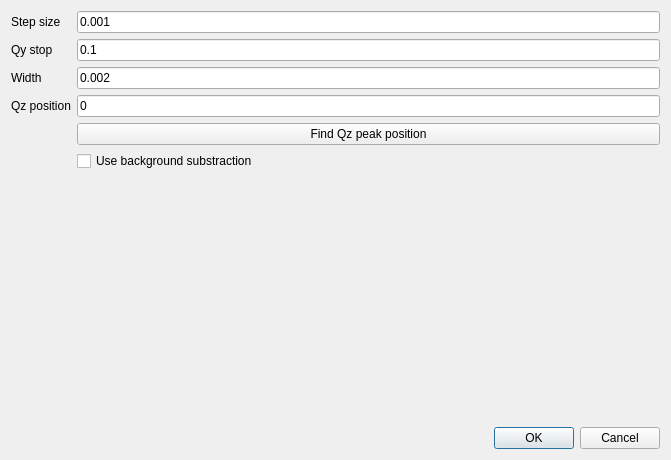
The window that fwhmscan_window.ui (sstendahl/GIScan) describes before a commit, drawn with Qt 5.
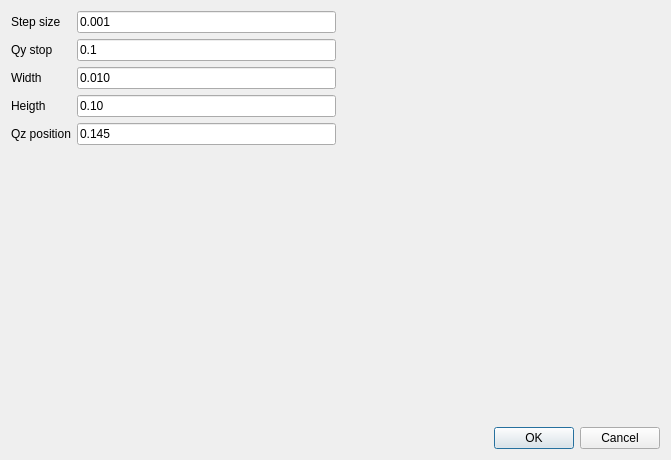
The same window after the commit.

```diff
--- a/fwhmscan_window.ui
+++ b/fwhmscan_window.ui
@@ -25,7 +25,7 @@
     </widget>
    </item>
    <item row="0" column="1">
-    <layout class="QHBoxLayout" name="horizontalLayout">
+    <layout class="QHBoxLayout" name="horizontalLayout" stretch="10,10">
      <item>
       <layout class="QGridLayout" name="gridLayout_3">
        <item row="1" column="0">
@@ -42,10 +42,10 @@
          </property>
         </widget>
        </item>
-       <item row="3" column="2">
-        <widget class="QLineEdit" name="lineEdit_3">
+       <item row="4" column="2">
+        <widget class="QLineEdit" name="qz_pos_entry">
          <property name="text">
-          <string>0</string>
+          <string>0.145</string>
          </property>
         </widget>
        </item>
@@ -56,7 +56,7 @@
          </property>
         </widget>
        </item>
-       <item row="3" column="0">
+       <item row="4" column="0">
         <widget class="QLabel" name="label_3">
          <property name="text">
           <string>Qz position</string>
@@ -70,16 +70,23 @@
          </property>
         </widget>
        </item>
-       <item row="5" column="2">
+       <item row="2" column="2">
+        <widget class="QLineEdit" name="width_entry">
+         <property name="text">
+          <string>0.010</string>
+         </property>
+        </widget>
+       </item>
+       <item row="2" column="0">
+        <widget class="QLabel" name="label_4">
+         <property name="text">
+          <string>Width</string>
+         </property>
+        </widget>
+       </item>
+       <item row="6" column="2">
         <layout class="QGridLayout" name="gridLayout_4">
-         <item row="2" column="0">
-          <widget class="QCheckBox" name="checkBox">
-           <property name="text">
-            <string>Use background substraction</string>
-           </property>
-          </widget>
-         </item>
-         <item row="3" column="0">
+         <item row="1" column="0">
           <spacer name="verticalSpacer">
            <property name="orientation">
             <enum>Qt::Vertical</enum>
@@ -92,26 +99,19 @@
            </property>
           </spacer>
          </item>
-         <item row="1" column="0">
-          <widget class="QPushButton" name="pushButton">
-           <property name="text">
-            <string>Find Qz peak position</string>
-           </property>
-          </widget>
-         </item>
         </layout>
        </item>
-       <item row="2" column="0">
-        <widget class="QLabel" name="label_4">
+       <item row="3" column="0">
+        <widget class="QLabel" name="label_5">
          <property name="text">
-          <string>Width</string>
+          <string>Heigth</string>
          </property>
         </widget>
        </item>
-       <item row="2" column="2">
-        <widget class="QLineEdit" name="width_entry">
+       <item row="3" column="2">
+        <widget class="QLineEdit" name="heigth_entry">
          <property name="text">
-          <string>0.002</string>
+          <string>0.10</string>
          </property>
         </widget>
        </item>
```
